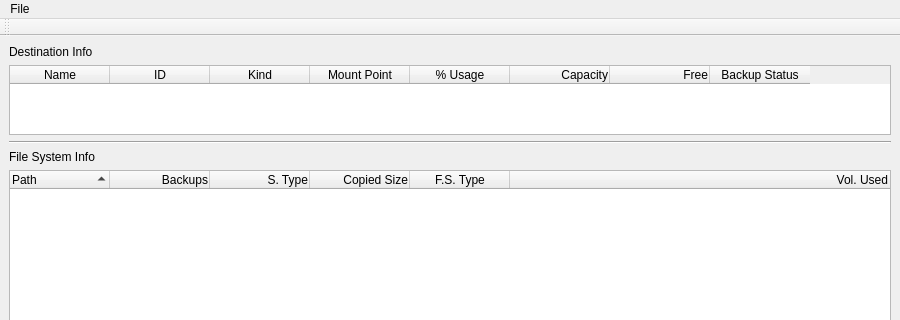
Old version of the form mainwindow.ui in the repository louis-langholtz/time-machine-helper; both pictures show x 0 to 900 and y 0 to 320 of the 900 by 600 pixel window.
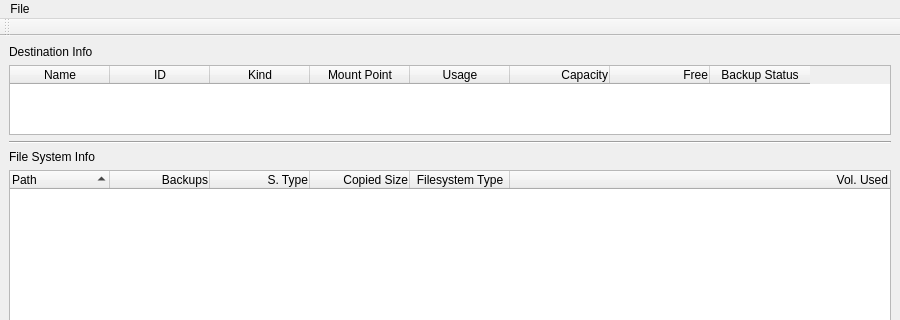
New version of the form. Custom widgets are drawn as their Qt base class.

Commit message: Slight modification of a couple column header names

The edit to the form file:
```diff
--- a/mainwindow.ui
+++ b/mainwindow.ui
@@ -72,7 +72,7 @@
         </column>
         <column>
          <property name="text">
-          <string>% Usage</string>
+          <string>Usage</string>
          </property>
          <property name="toolTip">
           <string>Percent usage of the mounted destination.</string>
@@ -190,7 +190,7 @@
         </column>
         <column>
          <property name="text">
-          <string>F.S. Type</string>
+          <string>Filesystem Type</string>
          </property>
          <property name="toolTip">
           <string>File system type name.</string>
```
